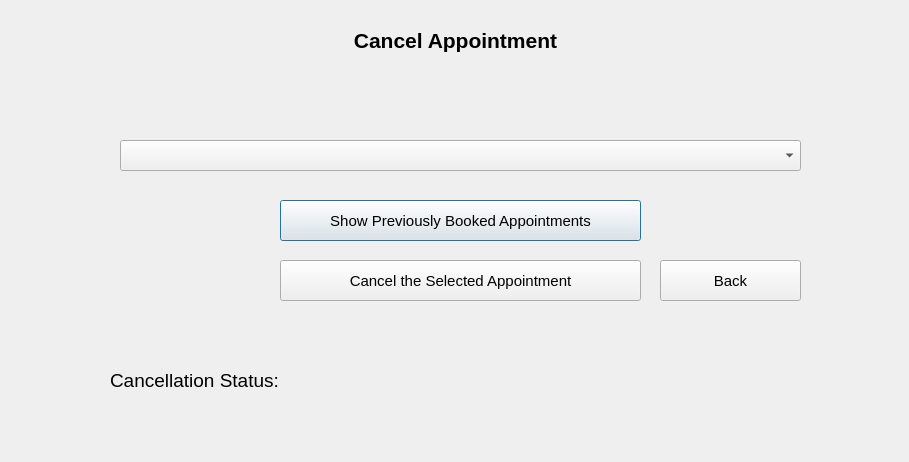
This is cancelappointmentwindow.ui in KirolousFouty/Hospital_Project as Qt 5 draws it before an edit. The edited form follows.
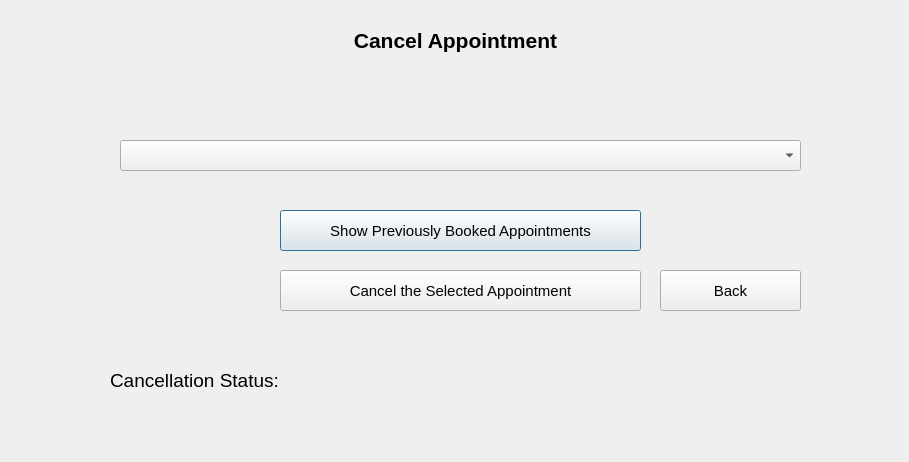
This is the edited form.

Diff of the .ui file:
```diff
--- a/cancelappointmentwindow.ui
+++ b/cancelappointmentwindow.ui
@@ -32,7 +32,7 @@
    <property name="geometry">
     <rect>
      <x>280</x>
-     <y>200</y>
+     <y>210</y>
      <width>361</width>
      <height>41</height>
     </rect>
@@ -50,7 +50,7 @@
    <property name="geometry">
     <rect>
      <x>280</x>
-     <y>260</y>
+     <y>270</y>
      <width>361</width>
      <height>41</height>
     </rect>
@@ -108,7 +108,7 @@
    <property name="geometry">
     <rect>
      <x>660</x>
-     <y>260</y>
+     <y>270</y>
      <width>141</width>
      <height>41</height>
     </rect>
```
